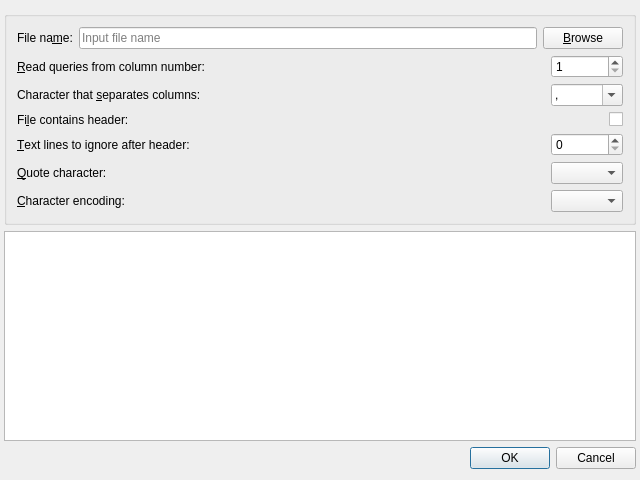
First picture: the form in coquery/gui/ui/csvOptions.ui, repository gkunter/coquery, before the edit.
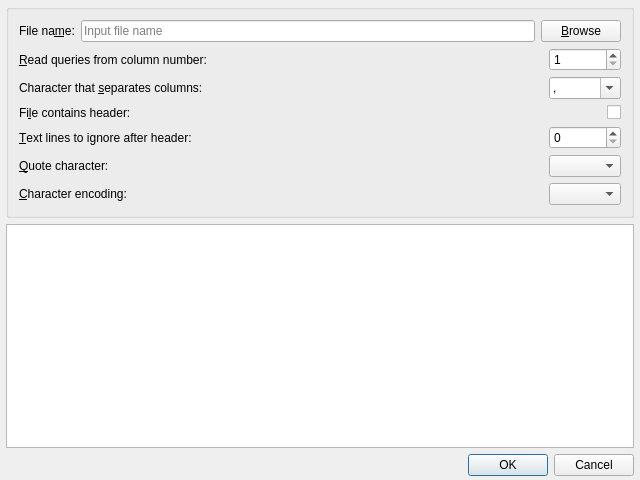
Second picture: the form after the edit.

```diff
--- a/coquery/gui/ui/csvOptions.ui
+++ b/coquery/gui/ui/csvOptions.ui
@@ -18,9 +18,15 @@
   </property>
   <layout class="QVBoxLayout" name="verticalLayout_2" stretch="0,1,0">
    <property name="leftMargin">
+    <number>6</number>
+   </property>
+   <property name="topMargin">
     <number>4</number>
    </property>
    <property name="rightMargin">
+    <number>6</number>
+   </property>
+   <property name="bottomMargin">
     <number>4</number>
    </property>
    <item>
@@ -176,7 +182,14 @@
          </widget>
         </item>
         <item row="6" column="1">
-         <widget class="QComboBox" name="combo_encoding"/>
+         <widget class="QComboBox" name="combo_encoding">
+          <property name="maxVisibleItems">
+           <number>7</number>
+          </property>
+          <property name="minimumContentsLength">
+           <number>0</number>
+          </property>
+         </widget>
         </item>
         <item row="4" column="0">
          <widget class="QLabel" name="label_6">
```
